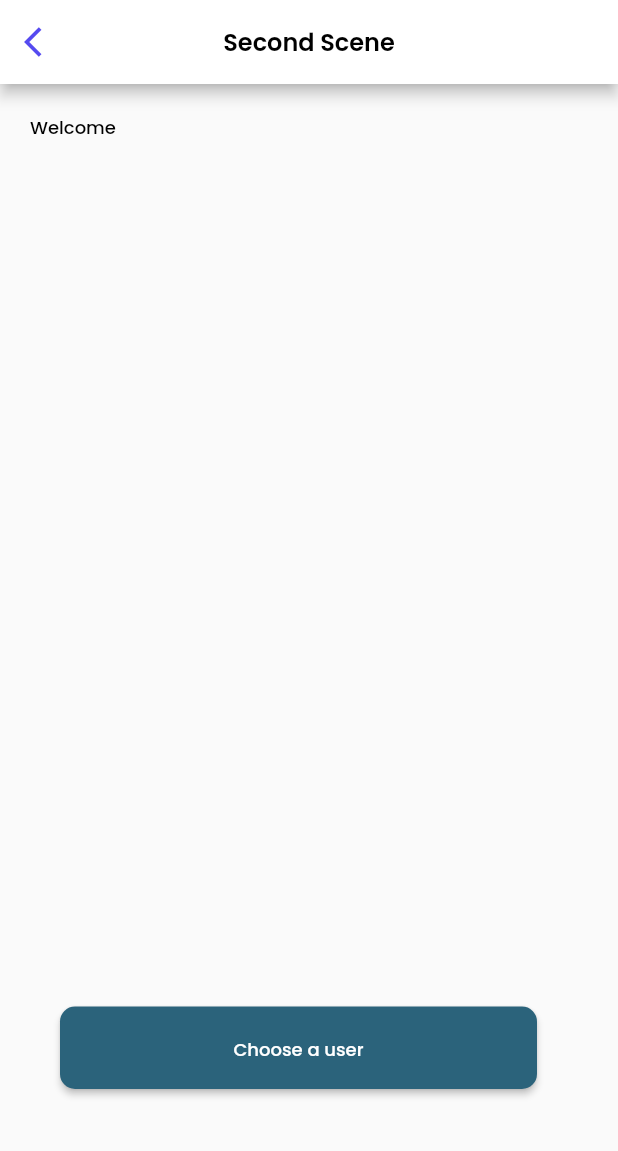
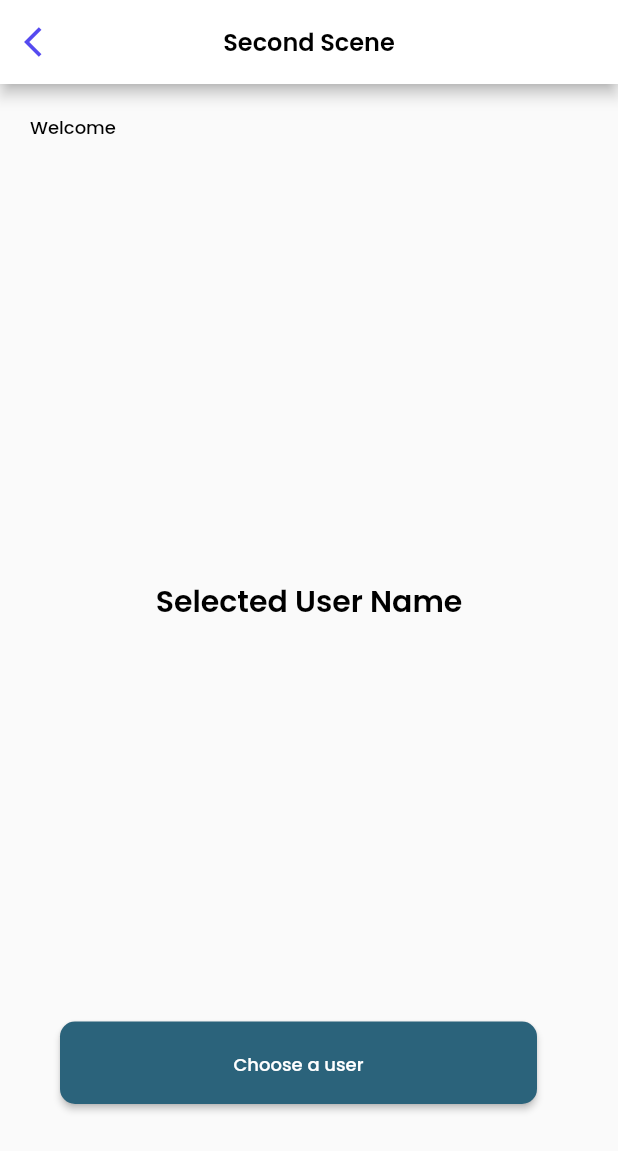
Before and after one commit to risaaugusta/Mobile-Developer-Intern_Test, a Flutter app: the SecondScene screen opened directly, on a phone screen of 412 x 824 dp. Shown: the top 1151 px of the screen. Run offline on Flutter 3.47's test engine with Material 2 defaults, Android fonts, the phone set to English and light mode, and no system bars.

Commit message:
fixing layout

```diff
--- a/lib/modules/second_scene.dart
+++ b/lib/modules/second_scene.dart
@@ -28,6 +28,7 @@ class _SecondSceneState extends State<SecondScene> {
         margin: EdgeInsets.symmetric(horizontal: 20, vertical: 20),
         height: MediaQuery.of(context).size.height,
         child: Column(
+          mainAxisAlignment: MainAxisAlignment.start,
           crossAxisAlignment: CrossAxisAlignment.start,
           children: [
             Column(
@@ -39,14 +40,16 @@ class _SecondSceneState extends State<SecondScene> {
               ],
             ),
             Container(
-              margin: EdgeInsets.symmetric(horizontal: 20, vertical: 250),
-              child: Center(child: Text(Global.selectedName,textAlign: TextAlign.center,style: TextStyle(color: Colors.black, fontFamily:Fonts.BOLD,fontSize: 20))),
+              margin: EdgeInsets.symmetric(horizontal: 20, vertical: 30),
+              height: 500,
+              child: Center(child: Text(
+                  Global.selectedName == '' ? 'Selected User Name' : Global.selectedName,
+                  textAlign: TextAlign.center,style: TextStyle(color: Colors.black, fontFamily:Fonts.BOLD,fontSize: 20))),
             ),
             Container(
-              margin:  EdgeInsets.symmetric(horizontal: 20,vertical: 20),
+              margin:  EdgeInsets.symmetric(horizontal: 20),
               height: 55,
-              child: Container(
-                  child:
+              child:
                   ElevatedButton(
                     style: ButtonStyle.raisedButtonStyle,
                     onPressed: () {
@@ -57,7 +60,6 @@ class _SecondSceneState extends State<SecondScene> {
                     },
                     child: Text('Choose a user',style: TextStyle(color: Colors.white, fontFamily:Fonts.MEDIUM,fontSize: 12)),
                   )
-              ),
             ),
           ],
         ),
```
